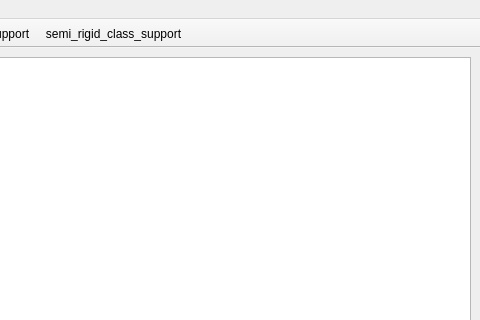
First picture: the form in src/UVATool_UI/form_uvatool.ui, repository arthurbg951/UVATool, before the edit; both pictures show x 323 to 803 and y 0 to 320 of the 803 by 622 pixel window.
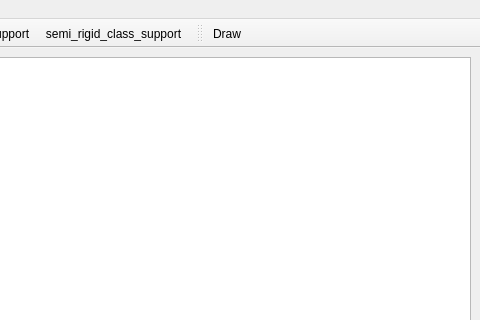
Second picture: the form after the edit. Icons and pictures are not drawn.

What changed in the file:
```diff
--- a/src/UVATool_UI/form_uvatool.ui
+++ b/src/UVATool_UI/form_uvatool.ui
@@ -88,6 +88,18 @@
    <addaction name="tird_class_support_3"/>
    <addaction name="semi_rigid_class_support"/>
   </widget>
+  <widget class="QToolBar" name="toolBar_2">
+   <property name="windowTitle">
+    <string>Draw</string>
+   </property>
+   <attribute name="toolBarArea">
+    <enum>TopToolBarArea</enum>
+   </attribute>
+   <attribute name="toolBarBreak">
+    <bool>false</bool>
+   </attribute>
+   <addaction name="actionDraw"/>
+  </widget>
   <action name="actionNew">
    <property name="text">
     <string>New...</string>
@@ -178,6 +190,18 @@
     <string>Semi rigid support</string>
    </property>
   </action>
+  <action name="actionDraw">
+   <property name="icon">
+    <iconset>
+     <normaloff>icons/draw.png</normaloff>icons/draw.png</iconset>
+   </property>
+   <property name="text">
+    <string>Draw</string>
+   </property>
+   <property name="toolTip">
+    <string>Draw on Canvas</string>
+   </property>
+  </action>
  </widget>
  <resources/>
  <connections/>
```
